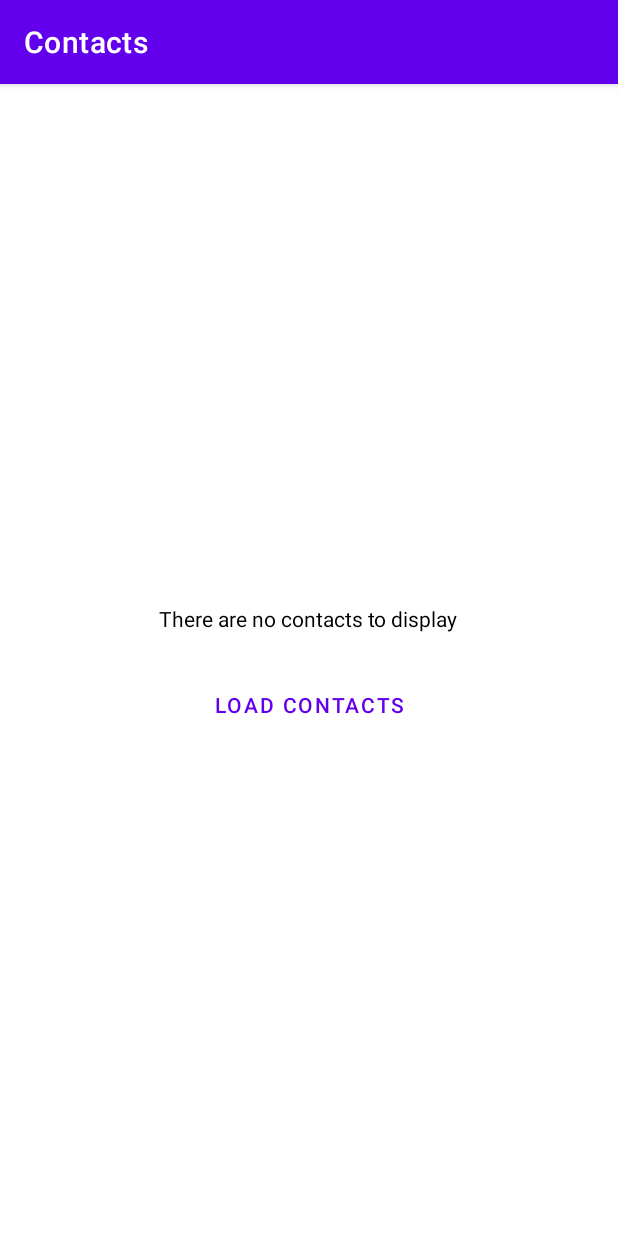
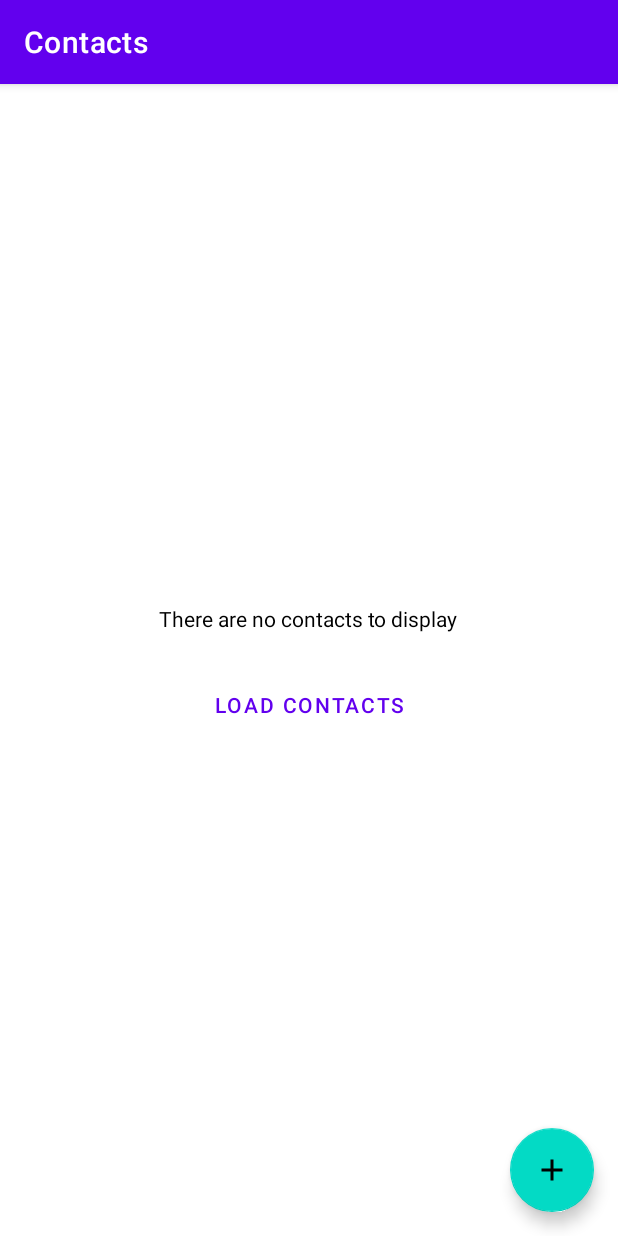
Before and after one commit to JoelEspinal/contacts, an Android app: the screen it shows after launch (MainActivity), on a phone screen of 412 x 824 dp. Run offline under Robolectric (Android 15) with nearby library versions, the phone set to English and light mode, and no system bars; our stand-ins replace Picasso, Room's generated code, paging; libraries missing offline, so code that uses them is left out: androidx.paging; pictures from the network do not load; 5 statements that could not run were skipped.

Commit message:
♻️ Refactor ui layout

```diff
--- a/app/src/main/res/layout/main_fragment.xml
+++ b/app/src/main/res/layout/main_fragment.xml
@@ -1,5 +1,5 @@
 <?xml version="1.0" encoding="utf-8"?>
-<LinearLayout xmlns:android="http://schemas.android.com/apk/res/android"
+<androidx.coordinatorlayout.widget.CoordinatorLayout xmlns:android="http://schemas.android.com/apk/res/android"
     xmlns:app="http://schemas.android.com/apk/res-auto"
     xmlns:tools="http://schemas.android.com/tools"
     android:id="@+id/main"
@@ -7,13 +7,34 @@
     android:layout_height="match_parent"
     android:orientation="vertical">
 
+    <com.google.android.material.floatingactionbutton.FloatingActionButton
+        android:id="@+id/addNew"
+        android:layout_width="match_parent"
+        android:layout_height="wrap_content"
+        android:layout_gravity="bottom|right"
+        android:layout_margin="16dp"
+        android:clickable="true"
+        android:contentDescription="Add Contact"
+        android:src="@drawable/ic_add_black_24dp"
+        android:tooltipText="Add Contact"
+        tools:src="@drawable/ic_add_black_24dp" />
+
+    <LinearLayout
+        android:layout_width="match_parent"
+        android:layout_height="match_parent"
+        android:orientation="vertical"
+        app:layout_constraintBottom_toBottomOf="parent"
+        app:layout_constraintEnd_toEndOf="parent"
+        app:layout_constraintStart_toStartOf="parent"
+        app:layout_constraintTop_toTopOf="parent">
+
         <androidx.recyclerview.widget.RecyclerView
             android:id="@+id/savedContactsRecycleView"
             android:layout_width="match_parent"
             android:layout_height="wrap_content"
-        android:scrollbars="horizontal"
+            android:paddingStart="4dp"
             android:paddingTop="8dp"
-        android:paddingStart="4dp"/>
+            android:scrollbars="horizontal" />
 
         <androidx.constraintlayout.widget.ConstraintLayout
             android:layout_width="match_parent"
@@ -57,5 +78,5 @@
 
             </LinearLayout>
         </androidx.constraintlayout.widget.ConstraintLayout>
-
     </LinearLayout>
+</androidx.coordinatorlayout.widget.CoordinatorLayout>
```
Lines whose indentation alone changed are shown as unchanged.
